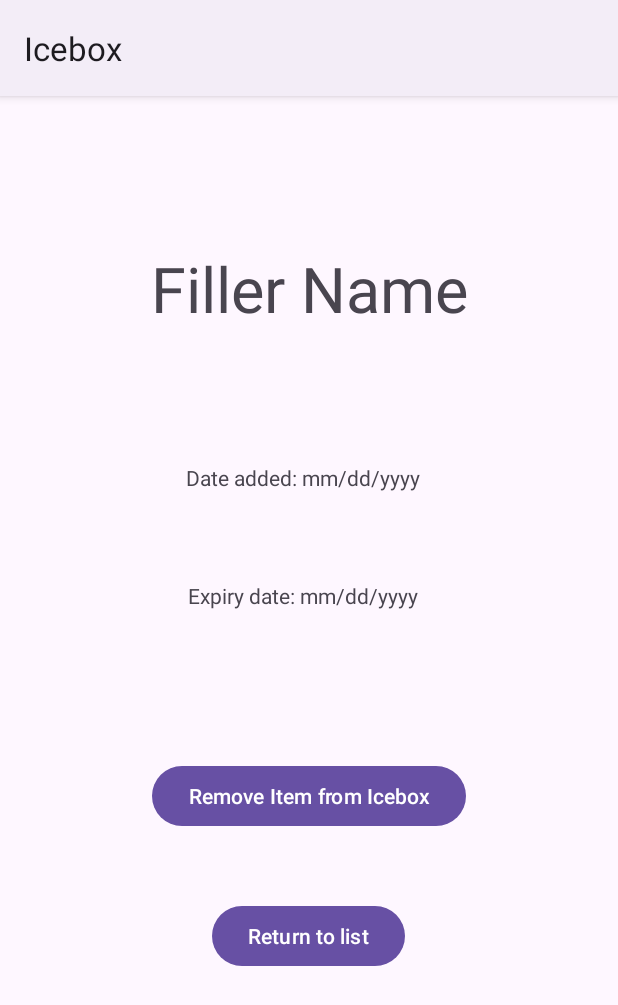
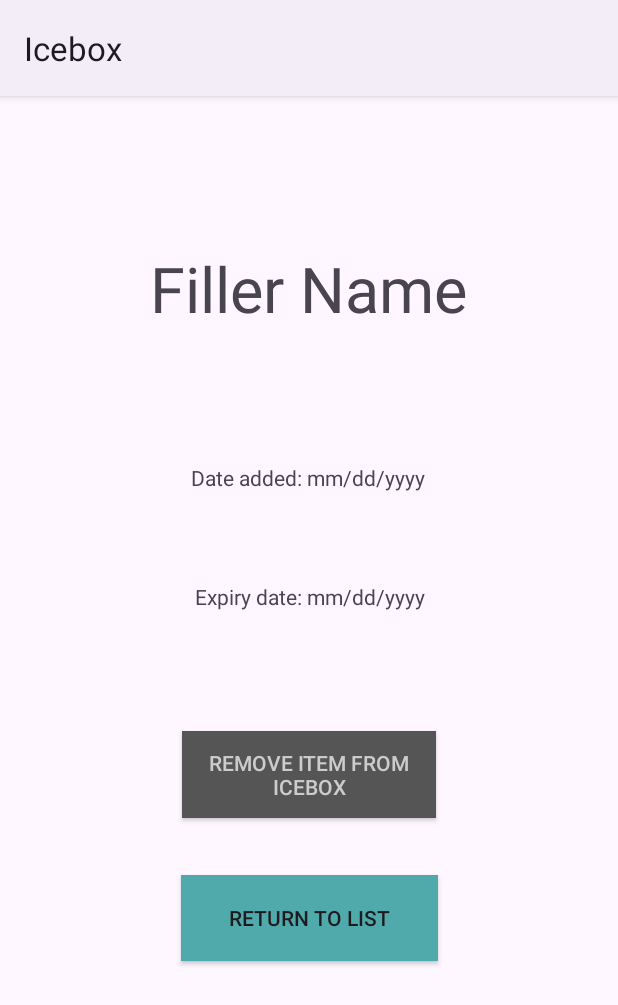
Before and after one commit to zapfeeno/Icebox, an Android app: the ItemInfoActivity screen opened directly, with no data from a screen before it, on a phone screen of 412 x 824 dp. Shown: the top 1005 px of the screen. Run offline under Robolectric (Android 15) with nearby library versions, the phone set to English and light mode, and no system bars.

Commit message:
Colors and button edits

```diff
--- a/app/src/main/java/com/cs407/icebox/ItemInfoActivity.java
+++ b/app/src/main/java/com/cs407/icebox/ItemInfoActivity.java
@@ -60,7 +60,7 @@ public class ItemInfoActivity extends AppCompatActivity {
             }
 
 
-            datePurchased.setText("Date added: " + item.getPurchaseDate());
+            datePurchased.setText("Date added: " + item.getPurchaseDate().substring(0,10));
             dateExpired.setText("Expiry date: " + item.getExpDate());
         }
 
--- a/app/src/main/res/layout/activity_item_info.xml
+++ b/app/src/main/res/layout/activity_item_info.xml
@@ -6,26 +6,31 @@
     android:layout_height="match_parent"
     tools:context=".ItemInfoActivity">
 
-    <Button
+    <androidx.appcompat.widget.AppCompatButton
         android:id="@+id/deleteItemButton"
-        android:layout_width="wrap_content"
-        android:layout_height="wrap_content"
-        android:layout_marginTop="100dp"
+        android:layout_width="169dp"
+        android:layout_height="0dp"
+        android:layout_marginBottom="38dp"
+        android:background="#555555"
         android:onClick="deleteItem"
         android:text="Remove Item from Icebox"
+        android:textColor="#CCCCCC"
+        app:layout_constraintBottom_toTopOf="@+id/goHomeButton"
         app:layout_constraintEnd_toEndOf="parent"
         app:layout_constraintStart_toStartOf="parent"
         app:layout_constraintTop_toBottomOf="@+id/dateExpireText" />
 
-    <Button
+    <androidx.appcompat.widget.AppCompatButton
         android:id="@+id/goHomeButton"
-        android:layout_width="wrap_content"
-        android:layout_height="wrap_content"
-        android:layout_marginStart="40dp"
-        android:layout_marginTop="45dp"
+        android:layout_width="171dp"
+        android:layout_height="0dp"
+        android:layout_marginBottom="183dp"
+        android:background="#50AAAC"
         android:onClick="returnToHome"
         android:text="Return to list"
-        app:layout_constraintStart_toStartOf="@+id/deleteItemButton"
+        app:layout_constraintBottom_toBottomOf="parent"
+        app:layout_constraintEnd_toEndOf="parent"
+        app:layout_constraintStart_toStartOf="parent"
         app:layout_constraintTop_toBottomOf="@+id/deleteItemButton" />
 
     <TextView
@@ -33,9 +38,12 @@
         android:layout_width="wrap_content"
         android:layout_height="wrap_content"
         android:layout_marginTop="100dp"
+        android:layout_marginBottom="88dp"
         android:text="Filler Name"
         android:textSize="42dp"
+        app:layout_constraintBottom_toTopOf="@+id/dateAddedText"
         app:layout_constraintEnd_toEndOf="parent"
+        app:layout_constraintHorizontal_bias="0.497"
         app:layout_constraintStart_toStartOf="parent"
         app:layout_constraintTop_toTopOf="parent" />
 
@@ -43,9 +51,13 @@
         android:id="@+id/dateAddedText"
         android:layout_width="wrap_content"
         android:layout_height="wrap_content"
-        android:layout_marginStart="124dp"
-        android:layout_marginTop="88dp"
+        android:layout_marginStart="24dp"
+        android:layout_marginBottom="60dp"
         android:text="Date added: mm/dd/yyyy"
+        android:textAlignment="center"
+        app:layout_constraintBottom_toTopOf="@+id/dateExpireText"
+        app:layout_constraintEnd_toEndOf="parent"
+        app:layout_constraintHorizontal_bias="0.445"
         app:layout_constraintStart_toStartOf="parent"
         app:layout_constraintTop_toBottomOf="@+id/title" />
 
@@ -54,9 +66,12 @@
         android:layout_width="wrap_content"
         android:layout_height="wrap_content"
         android:layout_marginStart="1dp"
-        android:layout_marginTop="59dp"
+        android:layout_marginBottom="80dp"
         android:text="Expiry date: mm/dd/yyyy"
-        app:layout_constraintStart_toStartOf="@+id/dateAddedText"
+        android:textAlignment="center"
+        app:layout_constraintBottom_toTopOf="@+id/deleteItemButton"
+        app:layout_constraintEnd_toEndOf="parent"
+        app:layout_constraintStart_toStartOf="parent"
         app:layout_constraintTop_toBottomOf="@+id/dateAddedText" />
 
 </androidx.constraintlayout.widget.ConstraintLayout>
--- a/app/src/main/res/layout/activity_main.xml
+++ b/app/src/main/res/layout/activity_main.xml
@@ -23,7 +23,7 @@
         android:layout_width="408dp"
         android:layout_height="99dp"
         android:layout_marginBottom="1dp"
-        android:background="#B0FFFD"
+        android:background="#50AAA9"
         android:onClick="addFoodItemFunction"
         android:text="Add Item"
         android:textSize="34sp"
--- a/app/src/main/res/values/themes.xml
+++ b/app/src/main/res/values/themes.xml
@@ -2,6 +2,7 @@
     <!-- Base application theme. -->
     <style name="Base.Theme.Icebox" parent="Theme.Material3.DayNight">
         <!-- Customize your light theme here. -->
+        <item name="android:statusBarColor">#50AAA9</item>
         <!-- <item name="colorPrimary">@color/my_light_primary</item> -->
     </style>
 
```
Also changed, not shown: app/src/main/res/layout/activity_add_item.xml (+15 -13 lines).
